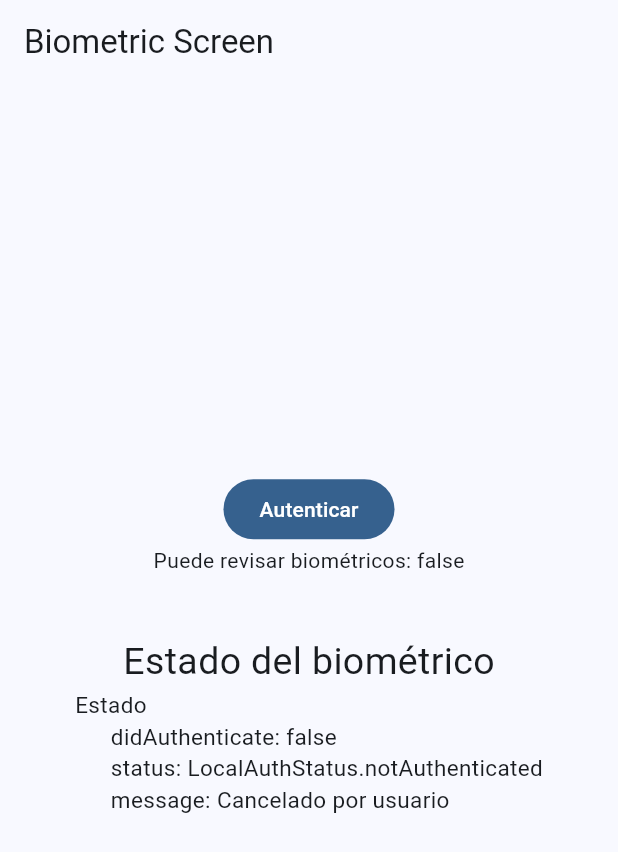
After one commit to valeroman/FT-Miscelaneos, a Flutter app: the BiometricScreen screen opened by its route, after a tap on "Autenticar", on a phone screen of 412 x 824 dp. The commit adds this screen. Shown: the top 852 px of the screen. Run offline on Flutter 3.47's test engine with Material 2 defaults, Android fonts, the phone set to English and light mode, and no system bars; our stand-ins replace dio, flutter_compass, flutter_riverpod, go_router, google_fonts, local_auth and 3 more.

Commit message:
Biometrics

```diff
--- a/lib/config/config.dart
+++ b/lib/config/config.dart
@@ -2,3 +2,4 @@ export 'theme/app_theme.dart';
 export 'router/app_router.dart';
 
 export 'plugins/share_plugin.dart';
+export 'plugins/local_auth_plugin.dart';
--- /dev/null
+++ b/lib/config/plugins/local_auth_plugin.dart
@@ -0,0 +1,53 @@
+import 'package:flutter/services.dart';
+import 'package:local_auth/local_auth.dart';
+import 'package:local_auth/error_codes.dart' as auth_error;
+
+class LocalAuthPlugin {
+  static final LocalAuthentication auth = LocalAuthentication();
+
+  static availableBiometrics() async {
+    final List<BiometricType> availableBiometrics = await auth.getAvailableBiometrics();
+
+    if (availableBiometrics.isNotEmpty) {
+      // Some biometrics are enrolled.
+    }
+
+    if (availableBiometrics.contains(BiometricType.strong) ||
+        availableBiometrics.contains(BiometricType.face)) {
+      // Specific types of biometrics are available.
+      // Use checks like this with caution!
+    }
+  }
+
+  static Future<bool> canCheckBiometrics() async {
+    return await auth.canCheckBiometrics;
+  }
+
+  static Future<( bool, String )> authenticate({ bool biometricOnly = false }) async {
+
+    try {
+
+      final bool didAuthenticate = await auth.authenticate(
+        localizedReason: 'Por favor autenticate para continuar',
+        options: AuthenticationOptions(
+          biometricOnly: biometricOnly // false podemos colocar el PIN
+        )
+      );
+
+      return (didAuthenticate, didAuthenticate ? 'Hecho' : 'Cancelado por usuario');
+
+    } on PlatformException catch (e) {
+      print(e);
+
+      if ( e.code == auth_error.notEnrolled ) return ( false, 'No hay biométricos enrolados');
+      if ( e.code == auth_error.lockedOut ) return ( false, 'Muchos intentos fallidos');
+      if ( e.code == auth_error.notAvailable ) return ( false, 'No hay biométricos disponibles');
+      if ( e.code == auth_error.passcodeNotSet ) return ( false, 'No hay un PIN configurado');
+      if ( e.code == auth_error.permanentlyLockedOut ) return ( false, 'Se requiere desbloquiar el telefono de nuevo');
+
+      return (false, e.toString());
+    }
+
+  }
+
+}
--- a/lib/config/router/app_router.dart
+++ b/lib/config/router/app_router.dart
@@ -43,7 +43,7 @@ final router = GoRouter(
       builder: (context, state) => const CompassScreen(),
     ),
 
-    // Pokemons
+    //! Pokemons
     GoRoute(
       path: '/pokemons',
       builder: (context, state) => const PokemonsScreen(),
@@ -55,8 +55,13 @@ final router = GoRouter(
             return PokemonScreen(pokemonId: id);
           }
         )
+      ]
+    ),
 
-      ]
+    //! Biometrics
+    GoRoute(
+      path: '/biometrics',
+      builder: (context, state) => const BiometricScreen(),
     ),
 
 
--- /dev/null
+++ b/lib/presentation/providers/local_auth/local_auth_providers.dart
@@ -0,0 +1,68 @@
+// ignore_for_file: public_member_api_docs, sort_constructors_first
+
+import 'package:flutter_riverpod/flutter_riverpod.dart';
+
+import 'package:miscelaneos/config/config.dart';
+
+final canCheckBiometricsProvider = FutureProvider<bool>((ref) async {
+  return await LocalAuthPlugin.canCheckBiometrics();
+});
+
+enum LocalAuthStatus { authenticated, notAuthenticated, authenticating }
+
+class LocalAuthState {
+
+  final bool didAuthenticate;
+  final LocalAuthStatus status;
+  final String message;
+
+  LocalAuthState({
+    this.didAuthenticate = false,
+    this.status = LocalAuthStatus.notAuthenticated,
+    this.message = ''
+  });
+
+
+  LocalAuthState copyWith({
+    bool? didAuthenticate,
+    LocalAuthStatus? status,
+    String? message,
+  }) => LocalAuthState(
+      didAuthenticate: didAuthenticate ?? this.didAuthenticate,
+      status: status ?? this.status,
+      message: message ?? this.message,
+  );
+
+  @override
+  String toString() {
+    return '''
+
+      didAuthenticate: $didAuthenticate
+      status: $status
+      message: $message
+    ''';
+  }
+
+}
+
+class LocalAuthNotifier extends StateNotifier<LocalAuthState> {
+  LocalAuthNotifier():super( LocalAuthState() );
+
+  Future<( bool, String )> authenticateUser({ bool biometricOnly = false }) async {
+
+    final ( didAuthenticate, message ) = await LocalAuthPlugin.authenticate( biometricOnly: biometricOnly);
+
+    state = state.copyWith(
+      didAuthenticate: didAuthenticate,
+      message: message,
+      status: didAuthenticate ? LocalAuthStatus.authenticated : LocalAuthStatus.notAuthenticated
+    );
+
+    return (didAuthenticate, message);
+
+  }
+}
+
+final localAuthProvider = StateNotifierProvider<LocalAuthNotifier, LocalAuthState>((ref) {
+  return LocalAuthNotifier();
+});
--- a/lib/presentation/providers/providers.dart
+++ b/lib/presentation/providers/providers.dart
@@ -13,3 +13,6 @@ export 'sensors/magnetometer_provider.dart';
 //! Pokemons
 export 'pokemons/pokemon_list_provider.dart';
 export 'pokemons/pokemon_provider.dart';
+
+//! Biometrics
+export 'local_auth/local_auth_providers.dart';
--- /dev/null
+++ b/lib/presentation/screens/biometrics/biometric_screen.dart
@@ -0,0 +1,44 @@
+import 'package:flutter/material.dart';
+import 'package:flutter_riverpod/flutter_riverpod.dart';
+import 'package:miscelaneos/presentation/providers/providers.dart';
+
+class BiometricScreen extends ConsumerWidget {
+  const BiometricScreen({super.key});
+
+  @override
+  Widget build(BuildContext context, WidgetRef ref) {
+
+    final canCheckBiometrics = ref.watch( canCheckBiometricsProvider );
+    final localAauthState = ref.watch( localAuthProvider );
+
+    return Scaffold(
+      appBar: AppBar(
+        title: const Text('Biometric Screen'),
+      ),
+      body: Center(
+        child: Column(
+          mainAxisAlignment: MainAxisAlignment.center,
+          children: [
+
+            FilledButton(
+              onPressed: () {
+                ref.read( localAuthProvider.notifier ).authenticateUser();
+              },
+              child: const Text('Autenticar')
+            ),
+
+            canCheckBiometrics.when(
+              data: (canCheck) => Text('Puede revisar biométricos: $canCheck'),
+              error: (error, _) => Text('Error: $error'),
+              loading: () => const CircularProgressIndicator()
+            ),
+
+            const SizedBox(height: 40),
+            const Text('Estado del biométrico', style: TextStyle(fontSize: 25)),
+            Text('Estado $localAauthState', style: const TextStyle(fontSize: 15)),
+          ]
+        ),
+      ),
+    );
+  }
+}
--- a/lib/presentation/screens/pokemons/pokemon_screen.dart
+++ b/lib/presentation/screens/pokemons/pokemon_screen.dart
@@ -40,7 +40,10 @@ class _PokemonView extends StatelessWidget {
         actions: [
           IconButton(
             onPressed: () {
-              Shareplugin.shareLink(pokemon.spriteFront, 'Mira este pókemon');
+              Shareplugin.shareLink(
+                'https://pokemon-deep-linking-website.up.railway.app/pokemons/${ pokemon.id }/',
+                'Mira este pókemon'
+              );
             },
             icon: const Icon(Icons.share_outlined)
           )
--- a/lib/presentation/screens/screens.dart
+++ b/lib/presentation/screens/screens.dart
@@ -12,3 +12,5 @@ export 'sensors/magnetometer_screen.dart';
 
 export 'pokemons/pokemons_screen.dart';
 export 'pokemons/pokemon_screen.dart';
+
+export 'biometrics/biometric_screen.dart';
--- a/lib/presentation/widgets/shared/main_menu.dart
+++ b/lib/presentation/widgets/shared/main_menu.dart
@@ -17,7 +17,9 @@ final menuItems = <MenuItem>[
   MenuItem('Giróscopio Ball', Icons.sports_baseball_outlined, '/gyroscope-ball'),
   MenuItem('Brújula', Icons.explore, '/compass'),
 
-  MenuItem('Pokemons', Icons.catching_pokemon, '/pokemons')
+  MenuItem('Pokemons', Icons.catching_pokemon, '/pokemons'),
+
+  MenuItem('Biometrics', Icons.fingerprint, '/biometrics')
 ];
 
 class Mainmenu extends StatelessWidget {
--- a/pubspec.yaml
+++ b/pubspec.yaml
@@ -14,11 +14,13 @@ dependencies:
   flutter_riverpod: ^2.3.6
   go_router: ^8.0.3
   google_fonts: ^5.0.0
+  local_auth: ^2.1.6
   permission_handler: ^10.3.0
   sensors_plus: ^3.0.2
   share_plus: ^7.0.2
 
 dev_dependencies:
+  change_app_package_name: ^1.1.0
   flutter_lints: ^2.0.0
   flutter_test:
     sdk: flutter
```
Also changed, not shown: pubspec.lock, 6 other files.
